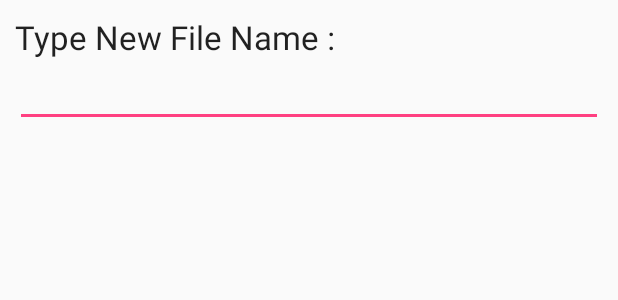
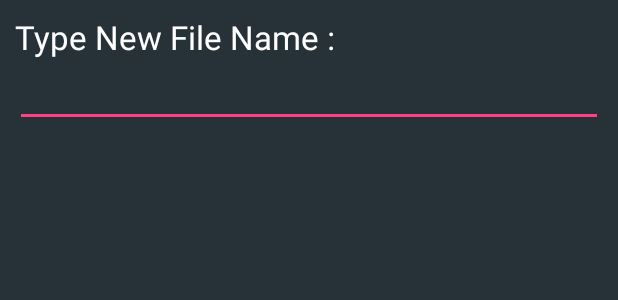
Before and after one commit to leanhkhoi/Android_VoiceRecorder, an Android app: the layout rename_record_dialog.xml on its own in the app's theme, with its tools: preview values and no code run, on a phone screen of 412 x 824 dp. Shown: the top 300 px of the screen. Run offline under Robolectric (Android 15) with nearby library versions, the phone set to English and light mode, and no system bars.

Commit message:
update giao diện rename_record_dialog.xml

```diff
--- a/Android_Recorder_App/app/src/main/res/layout/rename_record_dialog.xml
+++ b/Android_Recorder_App/app/src/main/res/layout/rename_record_dialog.xml
@@ -4,19 +4,22 @@
     android:layout_width="fill_parent"
     android:layout_height="fill_parent"
     android:orientation="vertical"
-    android:padding="10dp" >
+    android:padding="10dp"
+    android:background="#263238">
 
     <TextView
 
         android:layout_width="wrap_content"
         android:layout_height="wrap_content"
         android:text="Type New File Name : "
+        android:textColor="#ffffffff"
         android:textAppearance="?android:attr/textAppearanceLarge" />
 
     <EditText
         android:id="@+id/newfile_name_record"
         android:layout_width="match_parent"
-        android:layout_height="wrap_content" >
+        android:layout_height="wrap_content"
+        android:textColor="#ffffffff">
 
         <requestFocus />
 
```
